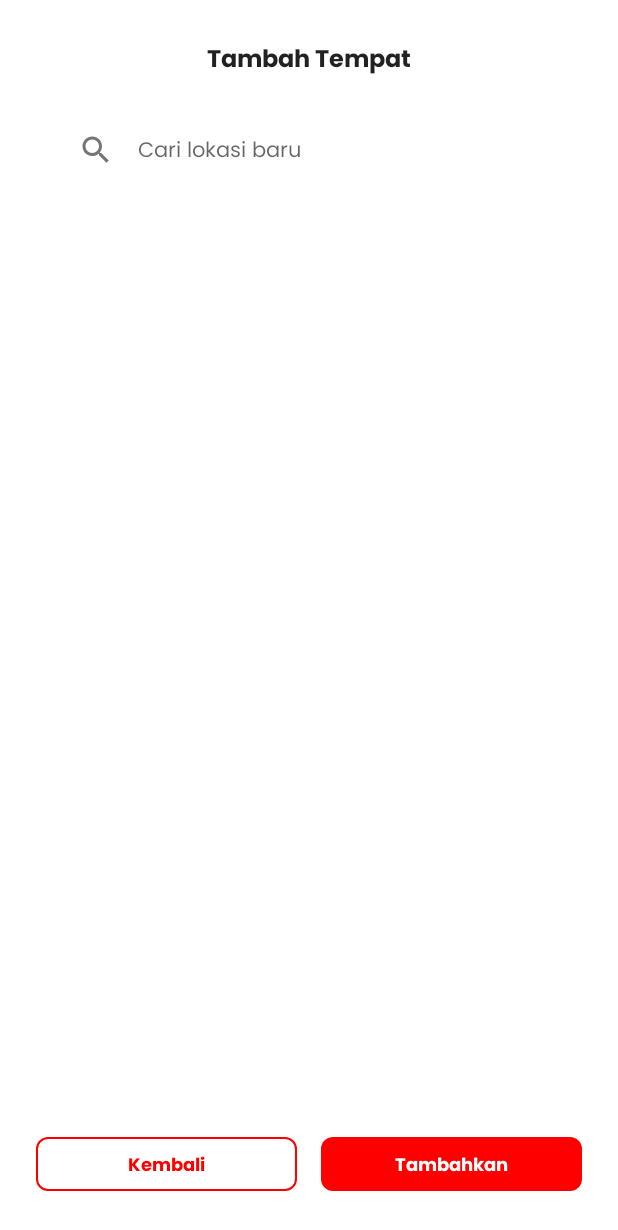
After one commit to C23-PS479-Bangkit/EmpowerU-frontend, an Android app built with Jetpack Compose: the AddPlaceScreen screen opened through its navigation route, on a phone screen of 412 x 824 dp. The commit adds this screen. Shown: the top 1230 px of the screen. Run offline under Robolectric (Android 15) with nearby library versions, the light colour scheme and no system bars; our stand-ins replace livedata-compose; libraries missing offline, so code that uses them is left out: com.google.android.libraries; 3 statements that could not run were skipped.

Commit message:
adding AddPlaces Layout

```diff
--- a/app/build.gradle
+++ b/app/build.gradle
@@ -14,6 +14,7 @@ android {
         versionCode 1
         versionName "1.0"
         buildConfigField("String", "BASE_URL", "\"https://empoweru-backend-vyxkms4tbq-et.a.run.app/\"")
+        buildConfigField("String", "PLACES_API", "\"CEK_DISCORD\"")
 
         testInstrumentationRunner "androidx.test.runner.AndroidJUnitRunner"
         vectorDrawables {
@@ -58,6 +59,10 @@ dependencies {
     // Navigation Compose
     implementation "androidx.navigation:navigation-compose:2.5.3"
 
+    // Google Places API
+    implementation 'com.google.android.libraries.places:places:3.1.0'
+
+
     // Network
     implementation 'com.squareup.retrofit2:retrofit:2.9.0'
     implementation 'com.squareup.retrofit2:converter-gson:2.9.0'
--- a/app/src/main/java/com/capstone/empoweru/ui/EmpoweruApp.kt
+++ b/app/src/main/java/com/capstone/empoweru/ui/EmpoweruApp.kt
@@ -20,6 +20,7 @@ import androidx.navigation.compose.currentBackStackEntryAsState
 import androidx.navigation.compose.rememberNavController
 import androidx.navigation.navArgument
 import com.capstone.empoweru.data.dummy.dummyUmkm
+import com.capstone.empoweru.ui.addplaces.AddPlaceScreen
 import com.capstone.empoweru.ui.components.navigation.NavigationItem
 import com.capstone.empoweru.ui.components.navigation.Screen
 import com.capstone.empoweru.ui.detail.DetailScreen
@@ -80,6 +81,10 @@ fun EmpoweruApp(
 
                 composable(Screen.Review.route) { // Add the Review composable
                     ReviewScreen(navController)
+                }
+
+                composable(Screen.AddPlaces.route) {
+                    AddPlaceScreen(navController)
                 }
             }
         }
--- a/app/src/main/java/com/capstone/empoweru/ui/MainActivity.kt
+++ b/app/src/main/java/com/capstone/empoweru/ui/MainActivity.kt
@@ -11,14 +11,17 @@ import androidx.compose.material.Text
 import androidx.compose.runtime.Composable
 import androidx.compose.ui.Modifier
 import androidx.compose.ui.tooling.preview.Preview
+import com.capstone.empoweru.BuildConfig
 import com.capstone.empoweru.ui.profile.ProfileViewModel
 import com.capstone.empoweru.ui.theme.EmpowerUTheme
+import com.google.android.libraries.places.api.Places
 
 class MainActivity : ComponentActivity() {
 
     private val profileViewModel: ProfileViewModel by viewModels()
     override fun onCreate(savedInstanceState: Bundle?) {
         super.onCreate(savedInstanceState)
+        Places.initialize(applicationContext, BuildConfig.PLACES_API)
         setContent {
             EmpoweruApp(profileViewModel)
         }
--- /dev/null
+++ b/app/src/main/java/com/capstone/empoweru/ui/addplaces/AddPlaceScreen.kt
@@ -0,0 +1,182 @@
+package com.capstone.empoweru.ui.addplaces
+
+import android.app.Application
+import androidx.compose.foundation.border
+import androidx.compose.foundation.layout.*
+import androidx.compose.foundation.lazy.LazyColumn
+import androidx.compose.foundation.lazy.items
+import androidx.compose.foundation.shape.RoundedCornerShape
+import androidx.compose.foundation.text.KeyboardActions
+import androidx.compose.material.*
+import androidx.compose.material.icons.Icons
+import androidx.compose.material.icons.filled.Search
+import androidx.compose.runtime.*
+import androidx.compose.runtime.livedata.observeAsState
+import androidx.compose.ui.Alignment
+import androidx.compose.ui.ExperimentalComposeUiApi
+import androidx.compose.ui.Modifier
+import androidx.compose.ui.draw.clip
+import androidx.compose.ui.focus.onFocusChanged
+import androidx.compose.ui.graphics.Color
+import androidx.compose.ui.platform.LocalContext
+import androidx.compose.ui.platform.LocalSoftwareKeyboardController
+import androidx.compose.ui.res.stringResource
+import androidx.compose.ui.text.font.FontWeight
+import androidx.compose.ui.text.style.TextAlign
+import androidx.compose.ui.tooling.preview.Preview
+import androidx.compose.ui.unit.dp
+import androidx.compose.ui.unit.sp
+import androidx.lifecycle.viewmodel.compose.viewModel
+import androidx.navigation.NavHostController
+import androidx.navigation.compose.rememberNavController
+import com.capstone.empoweru.R
+import com.capstone.empoweru.ui.ViewModelFactory
+import com.capstone.empoweru.ui.components.navigation.AddButton
+import com.capstone.empoweru.ui.components.navigation.CancelButton
+import com.capstone.empoweru.ui.theme.EmpowerUTheme
+import com.capstone.empoweru.ui.theme.PoppinsTypography
+import com.google.android.libraries.places.api.model.AutocompletePrediction
+
+@OptIn(ExperimentalComposeUiApi::class)
+@Composable
+fun AddPlaceScreen(
+    navController: NavHostController,
+    modifier: Modifier = Modifier,
+    viewModel: AddPlaceViewModel = viewModel(
+        factory = PlacesViewModellFactory(
+            LocalContext.current.applicationContext as Application
+        )
+    )
+) {
+    val searchResults by viewModel.searchResults.observeAsState(emptyList())
+    var searchQueryState by remember { mutableStateOf("") }
+
+    Column(modifier = Modifier.fillMaxSize()) {
+        Column(modifier = Modifier.weight(1f)) {
+            Column(modifier = Modifier.padding(24.dp)) {
+                Text(
+                    text = "Tambah Tempat",
+                    style = MaterialTheme.typography.h1,
+                    fontSize = 16.sp,
+                    modifier = Modifier
+                        .padding(top = 4.dp)
+                        .fillMaxWidth(),
+                    textAlign = TextAlign.Center
+                )
+
+                Spacer(modifier = Modifier.height(24.dp))
+
+                val keyboardController = LocalSoftwareKeyboardController.current
+
+                var focused by remember { mutableStateOf(false) }
+                var hasInput by remember { mutableStateOf(false) }
+
+                TextField(
+                    value = searchQueryState,
+                    leadingIcon = {
+                        Icon(
+                            imageVector = Icons.Default.Search,
+                            contentDescription = null
+                        )
+                    },
+                    textStyle = MaterialTheme.typography.body1.copy(
+                        fontSize = 14.sp,
+                        fontWeight = FontWeight.Medium
+                    ),
+                    colors = TextFieldDefaults.textFieldColors(
+                        backgroundColor = MaterialTheme.colors.surface,
+                        disabledIndicatorColor = Color.Transparent,
+                        focusedIndicatorColor = Color.Transparent,
+                        unfocusedIndicatorColor = Color.Transparent,
+                    ),
+                    placeholder = {
+                        Text(
+                            text = "Cari lokasi baru",
+                            style = PoppinsTypography.body1,
+                            fontSize = 14.sp
+                        )
+                    },
+                    onValueChange = { query ->
+                        searchQueryState = query
+                        viewModel.searchPlaces(query)
+                        hasInput = query.isNotEmpty()
+                    },
+                    singleLine = true,
+                    keyboardActions = KeyboardActions(onDone = { keyboardController?.hide() }),
+                    modifier = Modifier
+                        .padding(horizontal = 16.dp)
+                        .fillMaxWidth()
+                        .heightIn(min = 48.dp)
+                        .clip(RoundedCornerShape(16.dp))
+                        .border(
+                            width = if (focused || hasInput) 1.dp else 0.dp,
+                            color = if (focused || hasInput) Color.Red else Color.Transparent,
+                            shape = RoundedCornerShape(16.dp)
+                        )
+                        .onFocusChanged { focusState ->
+                            focused = focusState.isFocused
+                        }
+                )
+
+                Spacer(modifier = Modifier.height(12.dp))
+
+                LazyColumn(modifier = Modifier) {
+                    items(searchResults) { prediction ->
+                        SuggestionCard(prediction = prediction)
+                    }
+                }
+            }
+        }
+
+        Row(
+            modifier = Modifier
+                .fillMaxWidth()
+                .padding(start = 24.dp, end = 24.dp, bottom = 24.dp),
+            horizontalArrangement = Arrangement.SpaceBetween
+        ) {
+            CancelButton(
+                onClick = { navController.popBackStack() },
+                modifier = Modifier.weight(1f)
+            )
+            Spacer(modifier = Modifier.width(16.dp))
+            AddButton(
+                onClick = { /* TODO: Handle add button click */ },
+                modifier = Modifier.weight(1f)
+            )
+        }
+    }
+}
+
+@Composable
+fun SuggestionCard(prediction: AutocompletePrediction) {
+    Card(
+        modifier = Modifier
+            .padding(vertical = 8.dp, horizontal = 16.dp)
+            .fillMaxWidth(),
+        elevation = 4.dp
+    ) {
+        Column(
+            modifier = Modifier
+                .padding(16.dp)
+        ) {
+            Text(
+                text = prediction.getPrimaryText(null).toString(),
+                style = MaterialTheme.typography.body1,
+                fontWeight = FontWeight.Bold
+            )
+            Text(
+                text = prediction.getSecondaryText(null).toString(),
+                style = MaterialTheme.typography.body2,
+                color = MaterialTheme.colors.onSurface.copy(alpha = 0.6f)
+            )
+        }
+    }
+}
+
+@Preview(showBackground = true)
+@Composable
+fun AddPlaceScreenPreview() {
+    EmpowerUTheme {
+        AddPlaceScreen(navController = rememberNavController())
+    }
+}
--- /dev/null
+++ b/app/src/main/java/com/capstone/empoweru/ui/addplaces/AddPlacesViewModel.kt
@@ -0,0 +1,47 @@
+package com.capstone.empoweru.ui.addplaces
+
+import android.app.Application
+import androidx.lifecycle.*
+import com.google.android.libraries.places.api.Places
+import com.google.android.libraries.places.api.model.AutocompletePrediction
+import com.google.android.libraries.places.api.model.AutocompleteSessionToken
+import com.google.android.libraries.places.api.model.TypeFilter
+import com.google.android.libraries.places.api.net.FindAutocompletePredictionsRequest
+import com.google.android.libraries.places.api.net.FindAutocompletePredictionsResponse
+import com.google.android.libraries.places.api.net.PlacesClient
+
+class AddPlaceViewModel(application: Application) : AndroidViewModel(application) {
+    private val placesClient: PlacesClient = Places.createClient(application)
+
+    private val _searchResults = MutableLiveData<List<AutocompletePrediction>>()
+    val searchResults: LiveData<List<AutocompletePrediction>> = _searchResults
+
+    fun searchPlaces(query: String) {
+        val request = FindAutocompletePredictionsRequest.builder()
+            .setQuery(query)
+            .setTypeFilter(TypeFilter.ESTABLISHMENT)
+            .setSessionToken(AutocompleteSessionToken.newInstance())
+            .setCountries("IDN")
+            .build()
+
+        placesClient.findAutocompletePredictions(request)
+            .addOnSuccessListener { response: FindAutocompletePredictionsResponse ->
+                _searchResults.value = response.autocompletePredictions
+            }
+            .addOnFailureListener { exception: Exception ->
+                // Handle error
+            }
+    }
+}
+
+@Suppress("UNCHECKED_CAST")
+class PlacesViewModellFactory(private val application: Application) : ViewModelProvider.Factory {
+    override fun <T : ViewModel> create(modelClass: Class<T>): T {
+        return when {
+            modelClass.isAssignableFrom(AddPlaceViewModel::class.java) -> {
+                AddPlaceViewModel(application) as T
+            }
+            else -> throw IllegalArgumentException("Unknown ViewModel class: ${modelClass.name}")
+        }
+    }
+}
--- a/app/src/main/java/com/capstone/empoweru/ui/components/navigation/Screen.kt
+++ b/app/src/main/java/com/capstone/empoweru/ui/components/navigation/Screen.kt
@@ -5,4 +5,5 @@ sealed class Screen(val route: String) {
     object Profile: Screen("profile")
     object Detail: Screen("detail/{umkmId}")
     object Review : Screen("review")
+    object AddPlaces : Screen("addPlaces")
 }
--- a/app/src/main/java/com/capstone/empoweru/ui/home/HomeScreen.kt
+++ b/app/src/main/java/com/capstone/empoweru/ui/home/HomeScreen.kt
@@ -1,12 +1,17 @@
 package com.capstone.empoweru.ui.home
 
+import android.annotation.SuppressLint
 import androidx.compose.foundation.layout.*
 import androidx.compose.foundation.lazy.LazyColumn
 import androidx.compose.foundation.lazy.LazyRow
 import androidx.compose.foundation.lazy.items
+import androidx.compose.material.*
+import androidx.compose.material.icons.Icons
+import androidx.compose.material.icons.filled.Add
 import androidx.compose.runtime.*
 import androidx.compose.ui.tooling.preview.Preview
 import androidx.compose.ui.Modifier
+import androidx.compose.ui.graphics.Color
 import androidx.compose.ui.unit.dp
 import androidx.navigation.NavHostController
 import androidx.navigation.compose.rememberNavController
@@ -21,10 +26,29 @@ import com.capstone.empoweru.ui.components.UmkmCard
 import com.capstone.empoweru.ui.components.navigation.Screen
 import com.capstone.empoweru.ui.theme.EmpowerUTheme
 
+@SuppressLint("UnusedMaterialScaffoldPaddingParameter")
 @Composable
 fun HomeScreen(
     navController: NavHostController,
     modifier: Modifier = Modifier
+) {
+    Scaffold(
+        floatingActionButton = {
+            FloatingActionButton(
+                onClick = { navController.navigate(Screen.AddPlaces.route) },
+                backgroundColor = Color.Red,
+                modifier = Modifier
+                    .padding(bottom = 48.dp)
+            ) {
+                Icon(
+                    imageVector = Icons.Default.Add,
+                    contentDescription = "Add",
+                    tint = Color.White
+                )
+            }
+        },
+        floatingActionButtonPosition = FabPosition.End,
+        scaffoldState = rememberScaffoldState(),
     ) {
         Column(
             modifier = Modifier
@@ -47,6 +71,7 @@ fun HomeScreen(
                     navController.navigate("${Screen.Detail.route}/${umkm.title}")
                 }
             )
+        }
     }
 }
 
```
Lines whose indentation alone changed are shown as unchanged.
